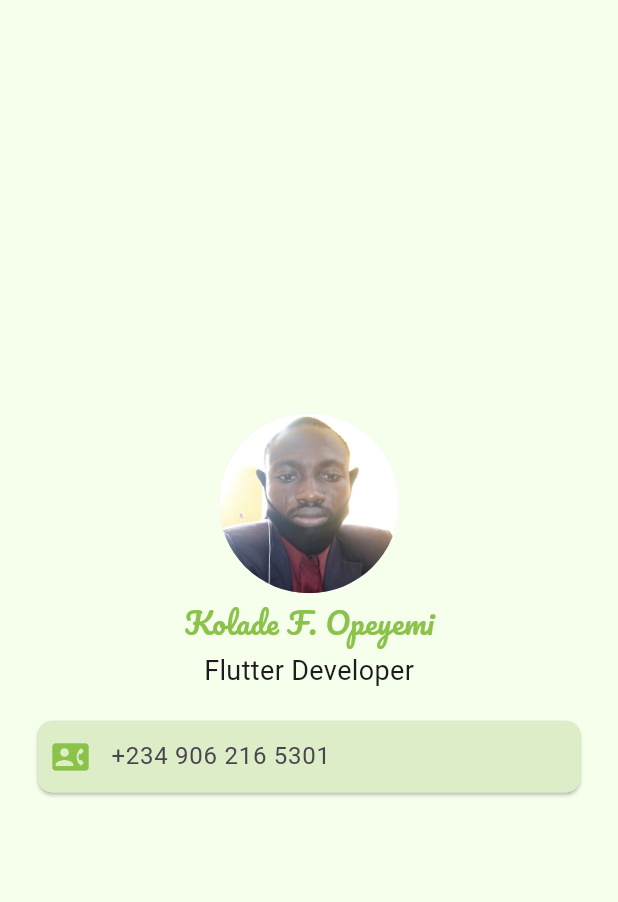
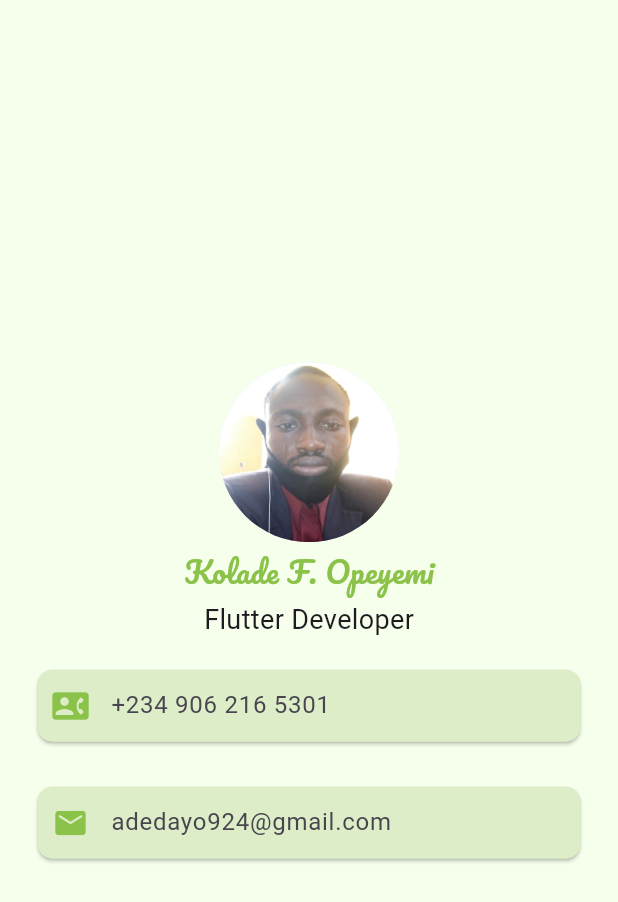
Before and after one commit to adedayo924/Flutter-App-Development-Training, a Flutter app: the screen it shows after launch, on a phone screen of 412 x 824 dp. Shown: the top 902 px of the screen. Run offline on Flutter 3.47's test engine with Material 3 defaults, Android fonts, the phone set to English and light mode, and no system bars; Roboto replaces fonts that are missing (Times New Roman).

Commit message:
reused the earlier widget

```diff
--- a/Beginner_Projects/mi_card/lib/main.dart
+++ b/Beginner_Projects/mi_card/lib/main.dart
@@ -54,6 +54,10 @@ class MainApp extends StatelessWidget {
               SizedBox(
                 height: 10,
               ),
+              IconTextFieldRow(
+                icon: Icons.email_rounded,
+                hintText: 'adedayo924@gmail.com',
+              ),
             ],
           ),
         ),
```
